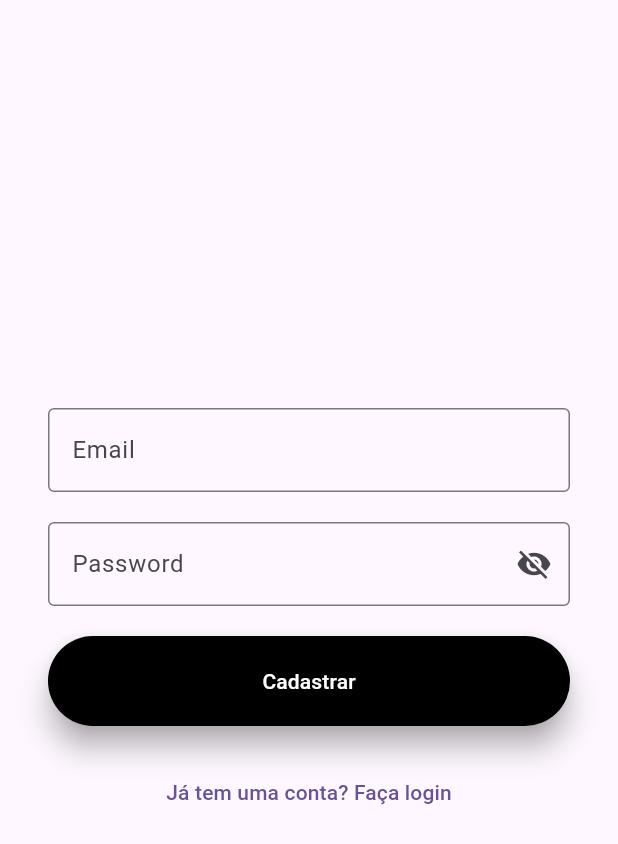
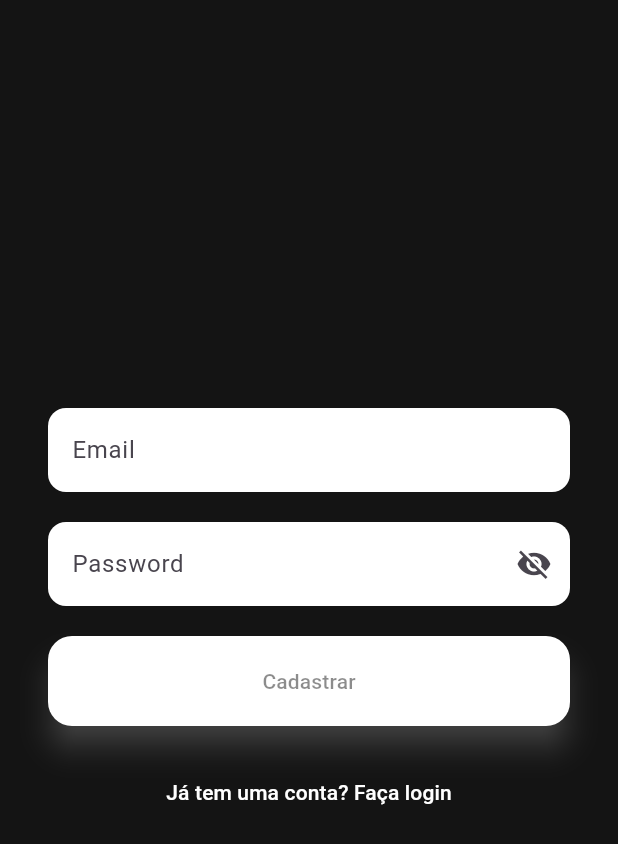
Before and after one commit to EduardoBorges0/Currency_Converter, a Flutter app: the screen it shows after launch, after a tap on "Não tem uma conta? Cadastre-se", on a phone screen of 412 x 824 dp. Shown: the top 844 px of the screen. Run offline on Flutter 3.47's test engine with Material 3 defaults, Android fonts, the light colour scheme and no system bars; our stand-ins replace cloud_firestore, connectivity_plus, dio, firebase_auth, firebase_core, flutter_bloc and 1 more; accounts and stored records are empty.

Commit message:
fixing register and login ui

```diff
--- a/lib/domain/options/settings_options.dart
+++ b/lib/domain/options/settings_options.dart
@@ -8,10 +8,6 @@ enum SettingsOptions {
   language(
     icon: Icons.monetization_on,
     title: 'Moeda',
-  ),
-  about(
-    icon: Icons.info,
-    title: 'Sobre',
   ),
   logout(
     icon: Icons.logout,
--- a/lib/main.dart
+++ b/lib/main.dart
@@ -9,7 +9,7 @@ import 'package:u_coin/data/network/crypto_network/crypto_network.dart';
 import 'package:u_coin/data/network/firebase/save_favorite_coin_firestore.dart';
 import 'package:u_coin/presentation/view/auth/authentication_screen.dart';
 import 'package:u_coin/presentation/view/auth/register_screen.dart';
-import 'package:u_coin/presentation/view/bottom_navigation/currency/currency_coin_view.dart';
+import 'package:u_coin/presentation/view/bottom_navigation/currency/currency_coin_screen.dart';
 import 'package:u_coin/presentation/view/bottom_navigation/settings/options/account_screen.dart';
 import 'package:u_coin/presentation/view/bottom_navigation/settings/options/choose_preference_coin.dart';
 import 'application/bloc/favorite/favorite_coin_bloc.dart';
@@ -45,7 +45,7 @@ class MyApp extends StatelessWidget {
             BlocProvider(create: (_) => FavoriteCoinBloc(cryptoRepository)),
             BlocProvider(create: (_) => CryptoBloc()),
           ],
-          child: CurrencyCoin(),
+          child: CurrencyCoinScreen(),
         ),
       },
       title: 'Flutter Demo',
@@ -59,7 +59,7 @@ class MyApp extends StatelessWidget {
               BlocProvider(create: (_) => FavoriteCoinBloc(cryptoRepository)),
               BlocProvider(create: (_) => CryptoBloc())
             ],
-                child: CurrencyCoin(),
+                child: CurrencyCoinScreen(),
               )
               : AuthenticationScreen(),
     );
--- a/lib/presentation/view/auth/form_view.dart
+++ b/lib/presentation/view/auth/form_view.dart
@@ -34,6 +34,7 @@ class _FormView extends State<FormView> {
   @override
   Widget build(BuildContext context) {
     return Scaffold(
+      backgroundColor: Color(0xFF141414),
       body: Center(
         child: Container(
           padding: const EdgeInsets.symmetric(horizontal: 32.0),
@@ -42,11 +43,17 @@ class _FormView extends State<FormView> {
             children: [
               TextField(
                 controller: _emailController,
-                cursorColor: Colors.black,
-                style: const TextStyle(color: Colors.black),
+                cursorColor: Colors.black45,
+                style: const TextStyle(
+                  color: Colors.black,
+                ),
                 decoration: const InputDecoration(
-                  labelText: 'Email',
-                  border: OutlineInputBorder(),
+                  hintText: 'Email',
+                  border: OutlineInputBorder(
+                    borderRadius: BorderRadius.all(Radius.circular(12)), // 👈 arredondamento
+                    borderSide: BorderSide.none, // remove a borda preta padrão
+                  ),                  filled: true,
+                  fillColor: Colors.white,
                 ),
               ),
               const SizedBox(height: 20),
@@ -56,8 +63,13 @@ class _FormView extends State<FormView> {
                 cursorColor: Colors.black,
                 style: const TextStyle(color: Colors.black),
                 decoration: InputDecoration(
-                  labelText: 'Password',
-                  border: const OutlineInputBorder(),
+                  hintText: 'Password',
+                  border: OutlineInputBorder(
+                    borderRadius: BorderRadius.all(Radius.circular(12)), // 👈 arredondamento
+                    borderSide: BorderSide.none, // remove a borda preta padrão
+                  ),
+                  filled: true,
+                  fillColor: Colors.white,
                   suffixIcon: IconButton(
                     icon: Icon(
                       _obscureText ? Icons.visibility_off : Icons.visibility,
@@ -72,8 +84,9 @@ class _FormView extends State<FormView> {
                   if (state is AuthSuccess) {
                     Navigator.pushReplacementNamed(context, '/main');
                   } else if (state is AuthFailure) {
-                    ScaffoldMessenger.of(context)
-                        .showSnackBar(SnackBar(content: Text(state.error)));
+                    ScaffoldMessenger.of(
+                      context,
+                    ).showSnackBar(SnackBar(content: Text(state.error)));
                   }
                 },
                 builder: (context, state) {
@@ -91,15 +104,23 @@ class _FormView extends State<FormView> {
                         context.read<AuthenticationBloc>().add(event);
                       },
                       style: ButtonStyle(
-                        backgroundColor: MaterialStateProperty.all(Colors.black),
+                        backgroundColor: MaterialStateProperty.all(
+                          Colors.white,
+                        ),
+                        shape: MaterialStateProperty.all(
+                          RoundedRectangleBorder(
+                            borderRadius: BorderRadius.circular(16),
+                          ),
+                        ),
                         shadowColor: MaterialStateProperty.all(Colors.grey),
                         elevation: MaterialStateProperty.all(8),
-                        minimumSize:
-                        MaterialStateProperty.all(const Size(200, 50)),
+                        minimumSize: MaterialStateProperty.all(
+                          const Size(200, 50),
+                        ),
                       ),
                       child: Text(
                         widget.authOrRegister == 'Auth' ? 'Login' : 'Cadastrar',
-                        style: const TextStyle(color: Colors.white),
+                        style: const TextStyle(color: Colors.black45),
                       ),
                     ),
                   );
@@ -107,16 +128,21 @@ class _FormView extends State<FormView> {
               ),
               const SizedBox(height: 20),
               TextButton(
-                onPressed: () => {
-                  if(widget.authOrRegister == 'Auth') {
-                    Navigator.pushReplacementNamed(context, '/register')
-                  } else {
-                    Navigator.pushReplacementNamed(context, '/login')
-                  }
-                },
-                child: Text(widget.authOrRegister == 'Auth'
-                    ? 'Não tem uma conta? Cadastre-se'
-                    : 'Já tem uma conta? Faça login'),
+                style: ButtonStyle(
+                  foregroundColor: MaterialStateProperty.all(Colors.white),
+                ),
+                onPressed:
+                    () => {
+                      if (widget.authOrRegister == 'Auth')
+                        {Navigator.pushReplacementNamed(context, '/register')}
+                      else
+                        {Navigator.pushReplacementNamed(context, '/login')},
+                    },
+                child: Text(
+                  widget.authOrRegister == 'Auth'
+                      ? 'Não tem uma conta? Cadastre-se'
+                      : 'Já tem uma conta? Faça login',
+                ),
               ),
             ],
           ),
```
Also changed, not shown: lib/presentation/view/bottom_navigation/common/widget/currency_coin_view.dart (renamed from lib/presentation/view/bottom_navigation/currency/currency_coin_component.dart, +11 -13 lines), lib/presentation/view/bottom_navigation/currency/currency_coin_screen.dart (renamed from lib/presentation/view/bottom_navigation/currency/currency_coin_view.dart, +9 -10 lines), lib/presentation/view/bottom_navigation/favorites/favorites_coin_screen.dart (renamed from lib/presentation/view/bottom_navigation/favorites/favorites_coin.dart, +4 -4 lines), lib/presentation/view/bottom_navigation/settings/settings_screen.dart (renamed from lib/presentation/view/bottom_navigation/settings/settings.dart, +2 -5 lines).
